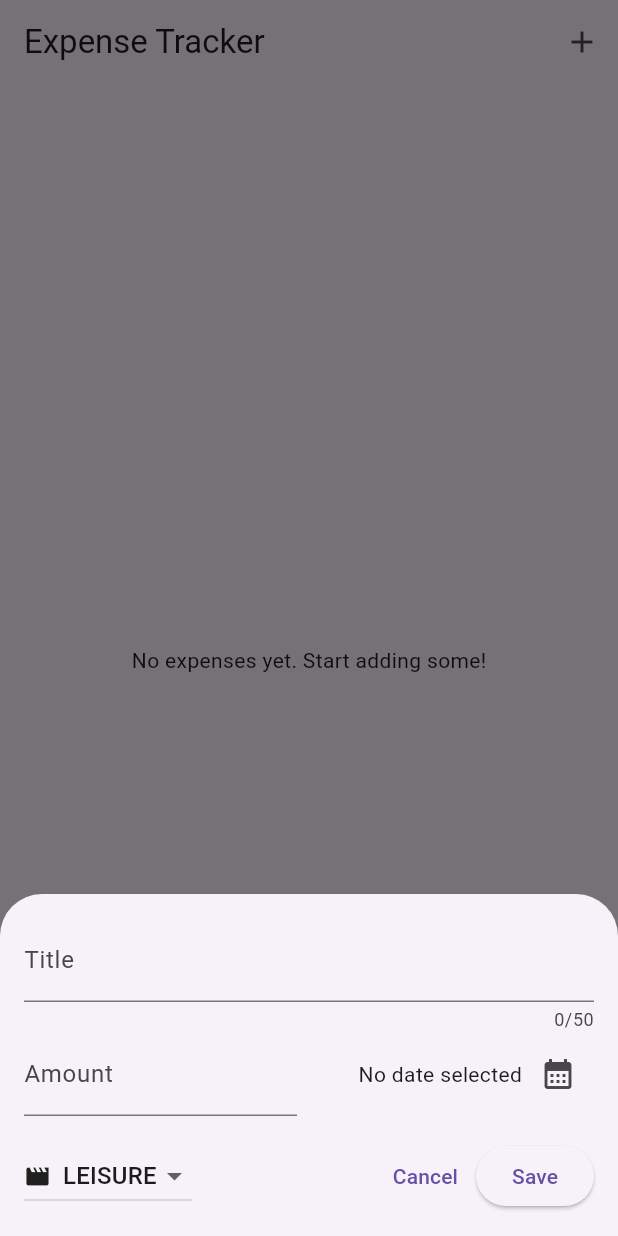
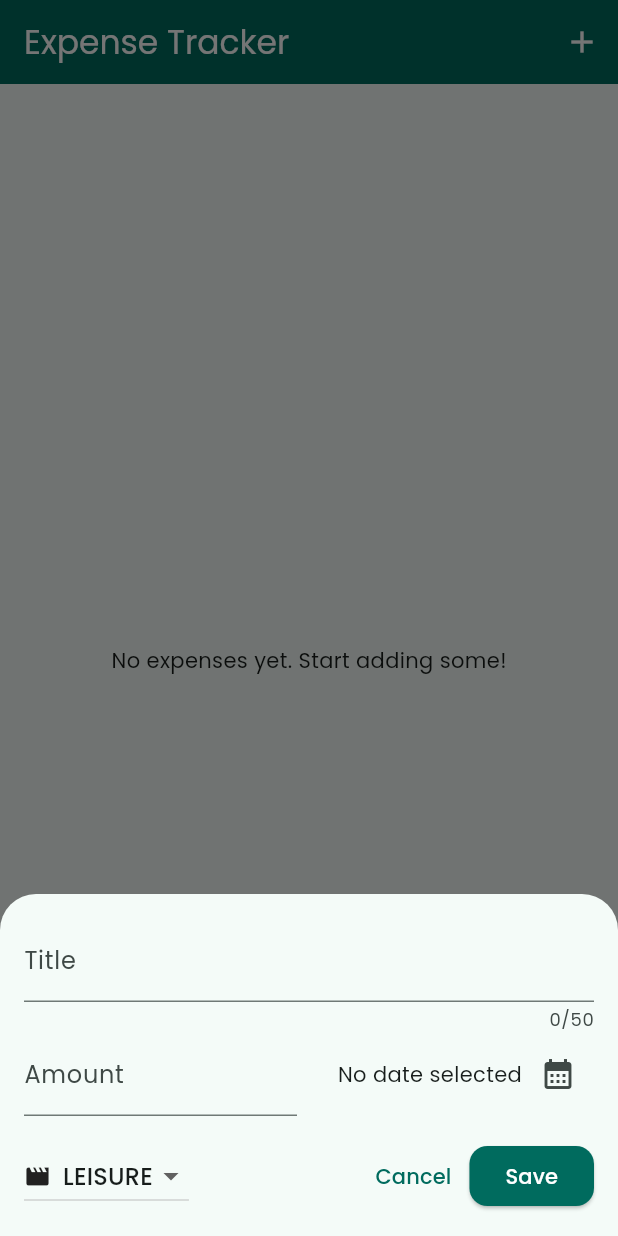
Before and after one commit to zaine-bit/CSIT284-Sunio, a Flutter app: the screen it shows after launch, after a tap on the "add" icon, on a phone screen of 412 x 824 dp. Run offline on Flutter 3.47's test engine with Material 3 defaults, Android fonts, the phone set to English and light mode, and no system bars; our stand-ins replace google_fonts.

Commit message:
Configure app-wide light/dark themes, custom teal palette and Poppins font

```diff
--- a/lib/main.dart
+++ b/lib/main.dart
@@ -1,6 +1,53 @@
 import 'package:flutter/material.dart';
+import 'package:google_fonts/google_fonts.dart';
 import 'package:expense_tracker/widgets/expenses.dart';
 
+// Custom palette: deep teal (light) and soft mint (dark)
+final kColorScheme = ColorScheme.fromSeed(seedColor: const Color(0xFF00796B));
+final kDarkColorScheme = ColorScheme.fromSeed(
+  brightness: Brightness.dark,
+  seedColor: const Color(0xFF4DB6AC),
+);
+
+ThemeData buildTheme(ColorScheme scheme) {
+  final base = ThemeData(colorScheme: scheme, useMaterial3: true);
+  return base.copyWith(
+    textTheme: GoogleFonts.poppinsTextTheme(base.textTheme),
+    appBarTheme: AppBarTheme(
+      backgroundColor: scheme.primary,
+      foregroundColor: scheme.onPrimary,
+    ),
+    cardTheme: CardThemeData(
+      color: scheme.secondaryContainer,
+      margin: const EdgeInsets.symmetric(horizontal: 16, vertical: 8),
+      shape: RoundedRectangleBorder(borderRadius: BorderRadius.circular(16)),
+    ),
+    elevatedButtonTheme: ElevatedButtonThemeData(
+      style: ElevatedButton.styleFrom(
+        backgroundColor: scheme.primary,
+        foregroundColor: scheme.onPrimary,
+        shape: RoundedRectangleBorder(borderRadius: BorderRadius.circular(12)),
+      ),
+    ),
+    bottomSheetTheme: BottomSheetThemeData(
+      backgroundColor: scheme.surface,
+      shape: const RoundedRectangleBorder(
+        borderRadius: BorderRadius.vertical(top: Radius.circular(24)),
+      ),
+    ),
+    snackBarTheme: const SnackBarThemeData(behavior: SnackBarBehavior.floating),
+  );
+}
+
 void main() {
-  runApp(const MaterialApp(home: Expenses()));
+  runApp(
+    MaterialApp(
+      title: 'Expense Tracker',
+      debugShowCheckedModeBanner: false,
+      theme: buildTheme(kColorScheme),
+      darkTheme: buildTheme(kDarkColorScheme),
+      themeMode: ThemeMode.system,
+      home: const Expenses(),
+    ),
+  );
 }
```
